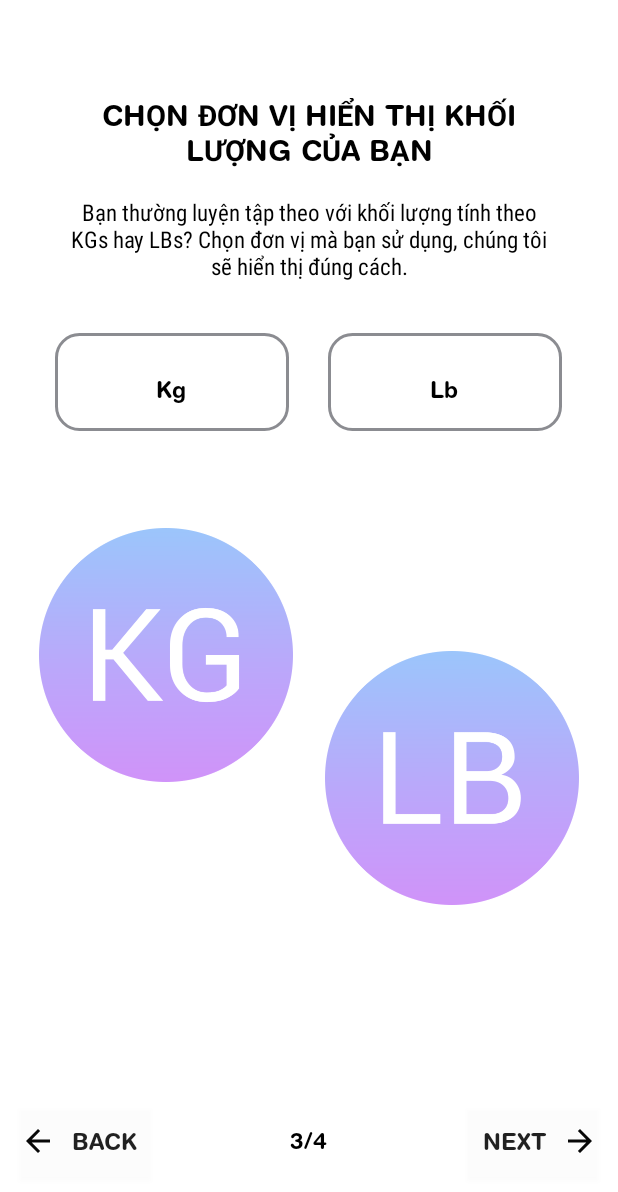
After one commit to dmt231/Fitness, an Android app: the layout layout_set_up_birthday.xml on its own in the app's theme, with its tools: preview values and no code run, on a phone screen of 412 x 824 dp. The commit adds this screen. Shown: the top 1192 px of the screen. Run offline under Robolectric (Android 15) with nearby library versions, the phone set to English and light mode, and no system bars.

Commit message:
Update Login and Sign Up Layout

```diff
--- a/app/src/main/java/com/example/fitness/authentication/LoginFragment.kt
+++ b/app/src/main/java/com/example/fitness/authentication/LoginFragment.kt
@@ -18,9 +18,27 @@ class LoginFragment : Fragment() {
         viewBinding.btnBack.setOnClickListener {
             onBack()
         }
+        setUpAnimation()
         return viewBinding.root
     }
     private fun onBack(){
         requireActivity().supportFragmentManager.popBackStack()
     }
+    private fun setUpAnimation(){
+        viewBinding.cardViewLogin.alpha = 0F
+        viewBinding.cardViewLogin.animate().alpha(1F).setDuration(600).start()
+
+        viewBinding.emailLogin.alpha = 0F
+        viewBinding.emailLogin.translationX = -200F
+        viewBinding.emailLogin.animate().translationX(0F).alpha(1F).setDuration(800).start()
+
+        viewBinding.passwordLogin.alpha = 0F
+        viewBinding.passwordLogin.translationX = -200F
+        viewBinding.passwordLogin.animate().translationX(0F).alpha(1F).setDuration(1000).start()
+
+        viewBinding.buttonLogin.alpha = 0F
+        viewBinding.buttonLogin.translationX = -200F
+        viewBinding.buttonLogin.animate().translationX(0F).alpha(1F).setDuration(1200).start()
+
+    }
 }
--- a/app/src/main/java/com/example/fitness/authentication/SignUpFragment.kt
+++ b/app/src/main/java/com/example/fitness/authentication/SignUpFragment.kt
@@ -18,9 +18,34 @@ class SignUpFragment : Fragment() {
         viewBinding.btnBack.setOnClickListener {
             onBack()
         }
+        setUpAnimation()
         return viewBinding.root
     }
     private fun onBack(){
         requireActivity().supportFragmentManager.popBackStack()
     }
+    private fun setUpAnimation(){
+        viewBinding.cardViewSignUp.alpha = 0F
+        viewBinding.cardViewSignUp.animate().alpha(1F).setDuration(500).start()
+
+        viewBinding.firstName.alpha = 0F
+        viewBinding.firstName.translationX = -200F
+        viewBinding.firstName.animate().translationX(0F).alpha(1F).setDuration(800).start()
+
+        viewBinding.lastName.alpha = 0F
+        viewBinding.lastName.translationX = -200F
+        viewBinding.lastName.animate().translationX(0F).alpha(1F).setDuration(900).start()
+
+        viewBinding.emailSignUp.alpha = 0F
+        viewBinding.emailSignUp.translationX = -200F
+        viewBinding.emailSignUp.animate().translationX(0F).alpha(1F).setDuration(1000).start()
+
+        viewBinding.passwordSignUp.alpha = 0F
+        viewBinding.passwordSignUp.translationX = -200F
+        viewBinding.passwordSignUp.animate().translationX(0F).alpha(1F).setDuration(1100).start()
+
+        viewBinding.buttonSignUp.alpha = 0F
+        viewBinding.buttonSignUp.translationX = -200F
+        viewBinding.buttonSignUp.animate().translationX(0F).alpha(1F).setDuration(1200).start()
+    }
 }
--- /dev/null
+++ b/app/src/main/res/drawable/baseline_arrow_back_24.xml
@@ -0,0 +1,5 @@
+<vector android:autoMirrored="true" android:height="24dp"
+    android:tint="#080808" android:viewportHeight="24"
+    android:viewportWidth="24" android:width="24dp" xmlns:android="http://schemas.android.com/apk/res/android">
+    <path android:fillColor="@android:color/white" android:pathData="M20,11H7.83l5.59,-5.59L12,4l-8,8 8,8 1.41,-1.41L7.83,13H20v-2z"/>
+</vector>
--- a/app/src/main/res/layout/layout_login.xml
+++ b/app/src/main/res/layout/layout_login.xml
@@ -25,6 +25,7 @@
             app:layout_constraintTop_toTopOf="parent" />
 
         <androidx.cardview.widget.CardView
+            android:id="@+id/cardViewLogin"
             android:layout_width="match_parent"
             android:layout_height="@dimen/_350sdp"
             app:cardBackgroundColor="#99000000"
--- /dev/null
+++ b/app/src/main/res/layout/layout_set_up_birthday.xml
@@ -0,0 +1,120 @@
+<?xml version="1.0" encoding="utf-8"?>
+<RelativeLayout xmlns:android="http://schemas.android.com/apk/res/android"
+    android:layout_width="match_parent"
+    android:layout_height="match_parent"
+    android:background="@color/white">
+
+    <TextView
+        android:id="@+id/txtSelectMetric"
+        android:layout_width="@dimen/_250sdp"
+        android:layout_height="wrap_content"
+        android:layout_alignParentTop="true"
+        android:layout_centerHorizontal="true"
+        android:layout_marginTop="@dimen/_50sdp"
+        android:fontFamily="@font/helvetica_rounded_bold"
+        android:maxLines="2"
+        android:text="@string/ch_n_n_v_hi_n_th_kh_i_l_ng_c_a_b_n"
+        android:textAlignment="center"
+        android:textColor="@color/black"
+        android:textSize="@dimen/_15ssp" />
+    <TextView
+        android:id="@+id/txtDescription"
+        android:layout_width="@dimen/_250sdp"
+        android:layout_height="wrap_content"
+        android:fontFamily="sans-serif-condensed"
+        android:textColor="@color/black"
+        android:text="@string/kg_lb_description"
+        android:textAlignment="center"
+        android:textSize="@dimen/_12ssp"
+        android:layout_centerHorizontal="true"
+        android:layout_alignTop="@id/txtSelectMetric"
+        android:layout_marginTop="@dimen/_50sdp"/>
+    <RadioGroup
+        android:id="@+id/radioGroup"
+        android:layout_width="wrap_content"
+        android:layout_height="wrap_content"
+        android:layout_alignTop="@+id/txtDescription"
+        android:layout_centerHorizontal="true"
+        android:layout_marginTop="@dimen/_70sdp"
+        android:orientation="horizontal">
+
+        <RadioButton
+            android:id="@+id/radioFemale"
+            android:layout_width="@dimen/_120sdp"
+            android:layout_height="@dimen/_50sdp"
+            android:background="@drawable/custom_radio_selector"
+            android:button="@color/theme_background_color"
+            android:fontFamily="@font/helvetica_rounded_bold"
+            android:textAlignment="center"
+            android:text="@string/kg"
+            android:textSize="@dimen/_12ssp" />
+
+        <RadioButton
+            android:id="@+id/radioMale"
+            android:layout_width="@dimen/_120sdp"
+            android:layout_height="@dimen/_50sdp"
+            android:layout_marginStart="@dimen/_20sdp"
+            android:background="@drawable/custom_radio_selector"
+            android:button="@color/theme_background_color"
+            android:fontFamily="@font/helvetica_rounded_bold"
+            android:textAlignment="center"
+            android:text="@string/lb"
+            android:textSize="@dimen/_12ssp" />
+    </RadioGroup>
+
+    <ImageView
+        android:id="@+id/imageKG"
+        android:layout_width="@dimen/_130sdp"
+        android:layout_height="@dimen/_130sdp"
+        android:layout_alignTop="@+id/radioGroup"
+        android:layout_marginTop="@dimen/_100sdp"
+        android:layout_marginStart="@dimen/_20sdp"
+        android:layout_alignParentStart="true"
+        android:background="@drawable/kg" />
+
+    <ImageView
+        android:id="@+id/imageLb"
+        android:layout_width="@dimen/_130sdp"
+        android:layout_height="@dimen/_130sdp"
+        android:layout_alignTop="@+id/radioGroup"
+        android:layout_marginTop="212dp"
+        android:layout_alignParentEnd="true"
+        android:layout_marginEnd="@dimen/_20sdp"
+        android:background="@drawable/lb" />
+
+    <TextView
+        android:id="@+id/status"
+        android:layout_width="wrap_content"
+        android:layout_height="wrap_content"
+        android:fontFamily="@font/helvetica_rounded_bold"
+        android:text="@string/_3_4"
+        android:textSize="@dimen/_12ssp"
+        android:textColor="@color/black"
+        android:layout_centerHorizontal="true"
+        android:layout_alignParentBottom="true"
+        android:layout_marginBottom="@dimen/_42sdp"/>
+    <Button
+        android:layout_width="wrap_content"
+        android:layout_height="wrap_content"
+        android:background="#1AFFFFFF"
+        android:drawableEnd="@drawable/baseline_arrow_forward_24"
+        android:text="@string/next"
+        android:fontFamily="@font/helvetica_rounded_bold"
+        android:textSize="@dimen/_12ssp"
+        android:layout_alignParentBottom="true"
+        android:layout_marginBottom="@dimen/_30sdp"
+        android:layout_alignParentEnd="true"
+        android:layout_marginEnd="@dimen/_10sdp"/>
+    <Button
+        android:layout_width="wrap_content"
+        android:layout_height="wrap_content"
+        android:background="#1AFFFFFF"
+        android:drawableStart="@drawable/baseline_arrow_back_24"
+        android:text="@string/back"
+        android:fontFamily="@font/helvetica_rounded_bold"
+        android:textSize="@dimen/_12ssp"
+        android:layout_alignParentBottom="true"
+        android:layout_marginBottom="@dimen/_30sdp"
+        android:layout_alignParentStart="true"
+        android:layout_marginStart="@dimen/_10sdp"/>
+</RelativeLayout>
--- a/app/src/main/res/layout/layout_sign_up.xml
+++ b/app/src/main/res/layout/layout_sign_up.xml
@@ -26,6 +26,7 @@
             app:layout_constraintTop_toTopOf="parent" />
 
         <androidx.cardview.widget.CardView
+            android:id="@+id/cardViewSignUp"
             android:layout_width="match_parent"
             android:layout_height="@dimen/_450sdp"
             app:cardBackgroundColor="#99000000"
--- a/app/src/main/res/values/strings.xml
+++ b/app/src/main/res/values/strings.xml
@@ -19,5 +19,13 @@
     <string name="female">Nữ</string>
     <string name="nam">Nam</string>
     <string name="_1_4">1/4</string>
-    <string name="next">NEXT</string>
+    <string name="_2_4">2/4</string>
+    <string name="_3_4">3/4</string>
+    <string name="_4_4">4/4</string>
+    <string name="next">next</string>
+    <string name="kg">Kg</string>
+    <string name="lb">Lb</string>
+    <string name="ch_n_n_v_hi_n_th_kh_i_l_ng_c_a_b_n">CHỌN ĐƠN VỊ HIỂN THỊ KHỐI LƯỢNG CỦA BẠN</string>
+    <string name="kg_lb_description">Bạn thường luyện tập theo với khối lượng tính theo KGs hay LBs? Chọn đơn vị mà bạn sử dụng, chúng tôi sẽ hiển thị đúng cách.</string>
+    <string name="back">back</string>
 </resources>
```
Also changed, not shown: app/src/main/res/drawable-v24/kg.png (added), app/src/main/res/drawable-v24/lb.png (added).
